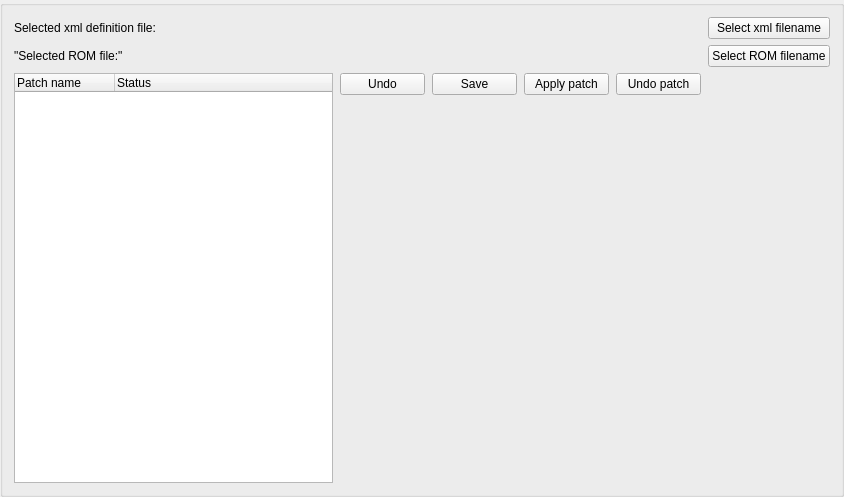
DowJhob/Evo-live-map, file src/widgets/Patcher/patcher.ui: the form before one commit.
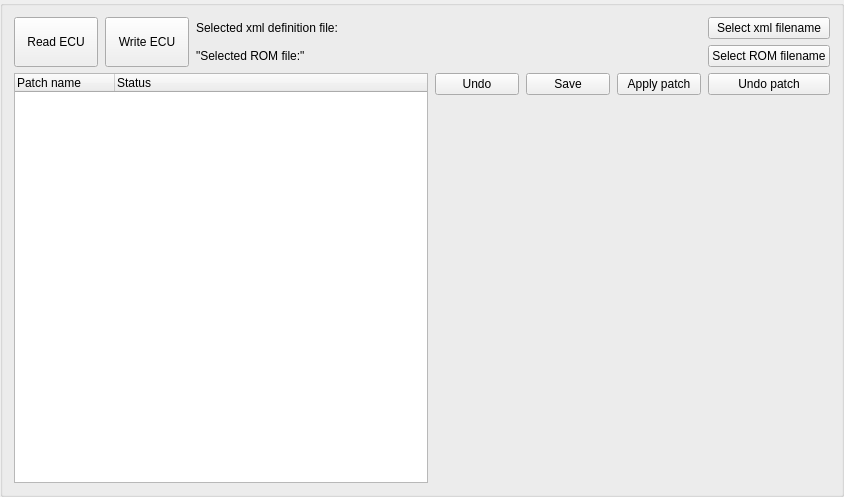
The form after the commit.

```diff
--- a/src/widgets/Patcher/patcher.ui
+++ b/src/widgets/Patcher/patcher.ui
@@ -23,6 +23,13 @@
    <property name="horizontalSpacing">
     <number>7</number>
    </property>
+   <item row="1" column="2">
+    <widget class="QLabel" name="rom_label">
+     <property name="text">
+      <string>&quot;Selected ROM file:&quot;</string>
+     </property>
+    </widget>
+   </item>
    <item row="1" column="7">
     <widget class="QPushButton" name="selROMpushButton">
      <property name="sizePolicy">
@@ -36,51 +43,16 @@
      </property>
     </widget>
    </item>
-   <item row="2" column="0" colspan="3" rowspan="2">
-    <widget class="QTreeWidget" name="treeWidget">
+   <item row="0" column="0" rowspan="2">
+    <widget class="QPushButton" name="readECUpushButton">
      <property name="sizePolicy">
       <sizepolicy hsizetype="Minimum" vsizetype="Expanding">
        <horstretch>0</horstretch>
        <verstretch>0</verstretch>
       </sizepolicy>
      </property>
-     <column>
-      <property name="text">
-       <string>Patch name</string>
-      </property>
-     </column>
-     <column>
-      <property name="text">
-       <string>Status</string>
-      </property>
-     </column>
-    </widget>
-   </item>
-   <item row="0" column="1" colspan="6">
-    <widget class="QLabel" name="label_2">
      <property name="text">
-      <string/>
-     </property>
-    </widget>
-   </item>
-   <item row="0" column="0">
-    <widget class="QLabel" name="label">
-     <property name="text">
-      <string>Selected xml definition file:</string>
-     </property>
-    </widget>
-   </item>
-   <item row="1" column="0">
-    <widget class="QLabel" name="label_3">
-     <property name="text">
-      <string>&quot;Selected ROM file:&quot;</string>
-     </property>
-    </widget>
-   </item>
-   <item row="1" column="1" colspan="6">
-    <widget class="QLabel" name="label_4">
-     <property name="text">
-      <string/>
+      <string>Read ECU</string>
      </property>
     </widget>
    </item>
@@ -91,40 +63,80 @@
      </property>
     </widget>
    </item>
-   <item row="2" column="3">
-    <widget class="QPushButton" name="Undo_pushButton">
-     <property name="sizePolicy">
-      <sizepolicy hsizetype="Minimum" vsizetype="Fixed">
-       <horstretch>0</horstretch>
-       <verstretch>0</verstretch>
-      </sizepolicy>
-     </property>
-     <property name="text">
-      <string>Undo</string>
-     </property>
-    </widget>
-   </item>
-   <item row="2" column="4">
-    <widget class="QPushButton" name="Save_pushButton">
-     <property name="text">
-      <string>Save</string>
-     </property>
-    </widget>
-   </item>
-   <item row="2" column="5">
+   <item row="2" column="6">
     <widget class="QPushButton" name="Apply_pushButton">
      <property name="text">
       <string>Apply patch</string>
      </property>
     </widget>
    </item>
-   <item row="2" column="6">
+   <item row="2" column="4">
+    <widget class="QPushButton" name="Undo_pushButton">
+     <property name="sizePolicy">
+      <sizepolicy hsizetype="Minimum" vsizetype="Fixed">
+       <horstretch>0</horstretch>
+       <verstretch>0</verstretch>
+      </sizepolicy>
+     </property>
+     <property name="text">
+      <string>Undo</string>
+     </property>
+    </widget>
+   </item>
+   <item row="0" column="2">
+    <widget class="QLabel" name="xml_label">
+     <property name="text">
+      <string>Selected xml definition file:</string>
+     </property>
+    </widget>
+   </item>
+   <item row="0" column="1" rowspan="2">
+    <widget class="QPushButton" name="writeECUpushButton">
+     <property name="sizePolicy">
+      <sizepolicy hsizetype="Minimum" vsizetype="Expanding">
+       <horstretch>0</horstretch>
+       <verstretch>0</verstretch>
+      </sizepolicy>
+     </property>
+     <property name="text">
+      <string>Write ECU</string>
+     </property>
+    </widget>
+   </item>
+   <item row="2" column="0" rowspan="2" colspan="4">
+    <widget class="QTreeWidget" name="treeWidget">
+     <property name="sizePolicy">
+      <sizepolicy hsizetype="Minimum" vsizetype="Expanding">
+       <horstretch>0</horstretch>
+       <verstretch>0</verstretch>
+      </sizepolicy>
+     </property>
+     <column>
+      <property name="text">
+       <string>Patch name</string>
+      </property>
+     </column>
+     <column>
+      <property name="text">
+       <string>Status</string>
+      </property>
+     </column>
+    </widget>
+   </item>
+   <item row="2" column="7">
     <widget class="QPushButton" name="Undo_patch_pushButton">
      <property name="text">
       <string>Undo patch</string>
      </property>
     </widget>
    </item>
+   <item row="2" column="5">
+    <widget class="QPushButton" name="Save_pushButton">
+     <property name="text">
+      <string>Save</string>
+     </property>
+    </widget>
+   </item>
   </layout>
  </widget>
  <resources/>
```
Left out of the diff: 45 changed lines with no effect on the pictures.
